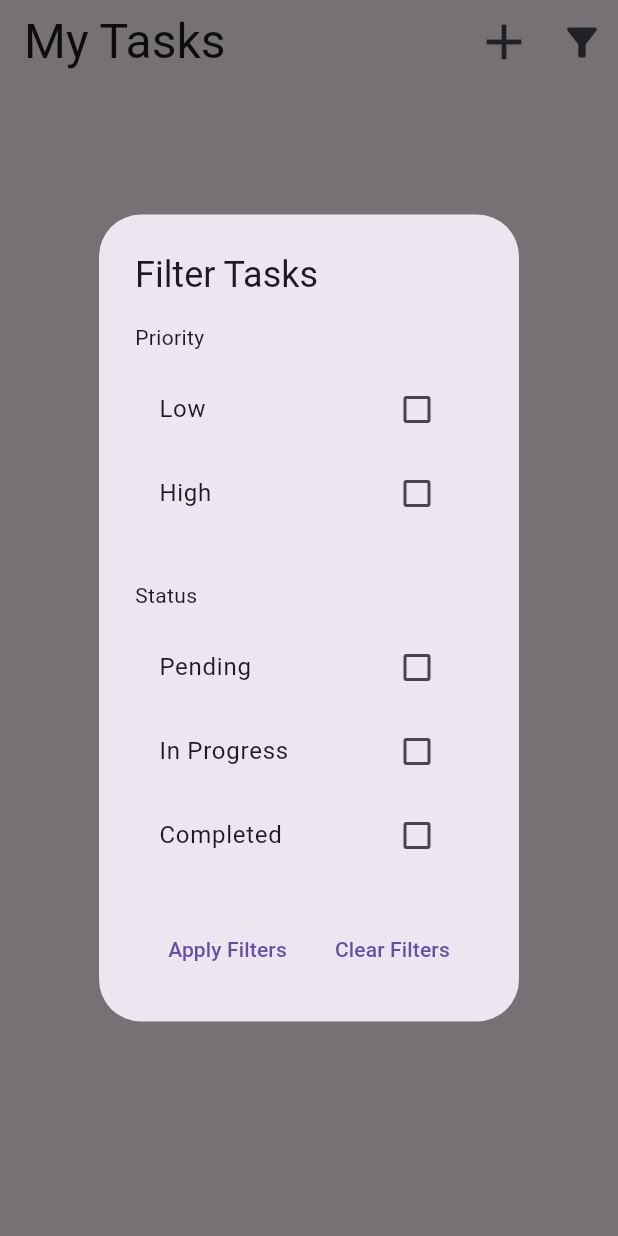
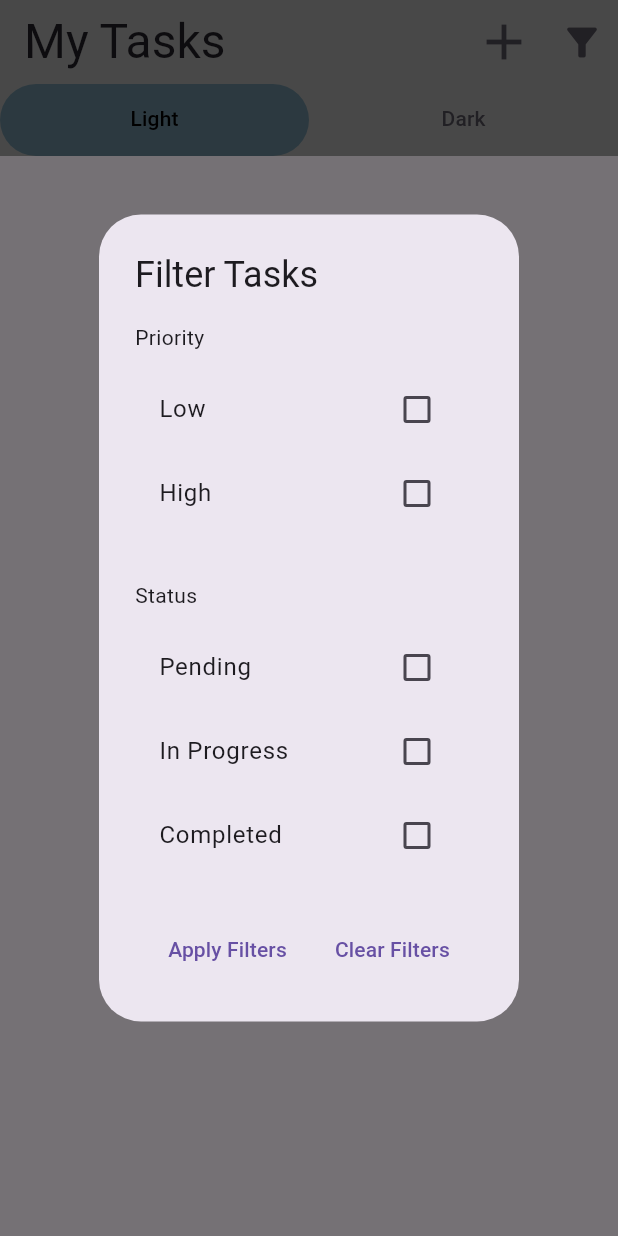
Before and after one commit to klevr-dev/tamer-flutter-test, a Flutter app: the screen it shows after launch, after a tap on the "filter alt" icon, on a phone screen of 412 x 824 dp. Run offline on Flutter 3.47's test engine with Material 3 defaults, Android fonts, the phone set to English and light mode, and no system bars; our stand-ins replace grouped_list, image_picker, sqflite; accounts and stored records are empty.

Commit message:
light/dark mode

```diff
--- a/lib/pages/home_page.dart
+++ b/lib/pages/home_page.dart
@@ -16,17 +16,36 @@ class HomePage extends StatefulWidget {
   _HomePageState createState() => _HomePageState();
 }
 
-class _HomePageState extends State<HomePage> {
+class _HomePageState extends State<HomePage>
+    with SingleTickerProviderStateMixin {
   final _dbHelper = DatabaseHelper();
   List<Task> _tasks = [];
   List<Task> _filteredTasks = [];
   List<Priority> selectedPriority = [];
   List<Status> selectedStatus = [];
 
+  late TabController _tabControllerUI;
+
+  ThemeMode themeMode = ThemeMode.system;
+
   @override
   void initState() {
     super.initState();
     _loadTasks();
+
+    _tabControllerUI = TabController(length: 2, vsync: this);
+    _tabControllerUI.index = 0;
+    _tabControllerUI.addListener(() {
+      if (_tabControllerUI.index == 0) {
+        setState(() {
+          themeMode = ThemeMode.light;
+        });
+      } else {
+        setState(() {
+          themeMode = ThemeMode.dark;
+        });
+      }
+    });
   }
 
   Future<void> _pickImage(Task t) async {
@@ -158,7 +177,23 @@ class _HomePageState extends State<HomePage> {
   Widget build(BuildContext context) {
     var groupedTasks = groupTasksByStatus(_filteredTasks);
 
-    return Scaffold(
+    return MaterialApp(
+      debugShowCheckedModeBanner: false,
+      theme: ThemeData(
+          brightness: Brightness.light,
+          primaryColor: Colors.blue,
+          appBarTheme: AppBarTheme(
+            backgroundColor: Colors.grey,
+          )),
+      darkTheme: ThemeData(
+        brightness: Brightness.dark,
+        primaryColor: Colors.grey[900],
+        appBarTheme: AppBarTheme(
+          backgroundColor: Colors.grey[900],
+        ),
+      ),
+      themeMode: themeMode,
+      home: Scaffold(
         appBar: AppBar(
           title: Text(
             'My Tasks',
@@ -168,8 +203,10 @@ class _HomePageState extends State<HomePage> {
             IconButton(
               icon: Icon(size: 40, Icons.add),
               onPressed: () async {
-              final result = await Navigator.push(context,
-                  MaterialPageRoute(builder: (context) => const AddTaskPage()));
+                final result = await Navigator.push(
+                    context,
+                    MaterialPageRoute(
+                        builder: (context) => const AddTaskPage()));
                 if (result == true) {
                   _loadTasks();
                 }
@@ -180,6 +217,17 @@ class _HomePageState extends State<HomePage> {
               onPressed: _showFilterMenu,
             ),
           ],
+          bottom: TabBar(
+            splashFactory: NoSplash.splashFactory,
+            indicatorSize: TabBarIndicatorSize.tab,
+            labelColor: Colors.black,
+            controller: _tabControllerUI,
+            dividerColor: Colors.transparent,
+            indicator: BoxDecoration(
+                color: Colors.blueGrey,
+                borderRadius: BorderRadius.circular(32.0)),
+            tabs: [Tab(text: "Light"), Tab(text: "Dark")],
+          ),
         ),
         body: _filteredTasks.isEmpty
             ? Center(child: Text('No tasks available.'))
@@ -221,7 +269,8 @@ class _HomePageState extends State<HomePage> {
                                           size: 40,
                                         )
                                       : ClipRRect(
-                                        borderRadius: BorderRadius.circular(16),
+                                          borderRadius:
+                                              BorderRadius.circular(16),
                                           child: Image.file(
                                             File(task.imagePath!),
                                             fit: BoxFit.cover,
@@ -284,6 +333,7 @@ class _HomePageState extends State<HomePage> {
                   ],
                 ],
               ),
+      ),
     );
   }
 
```
Lines whose indentation alone changed are shown as unchanged.
